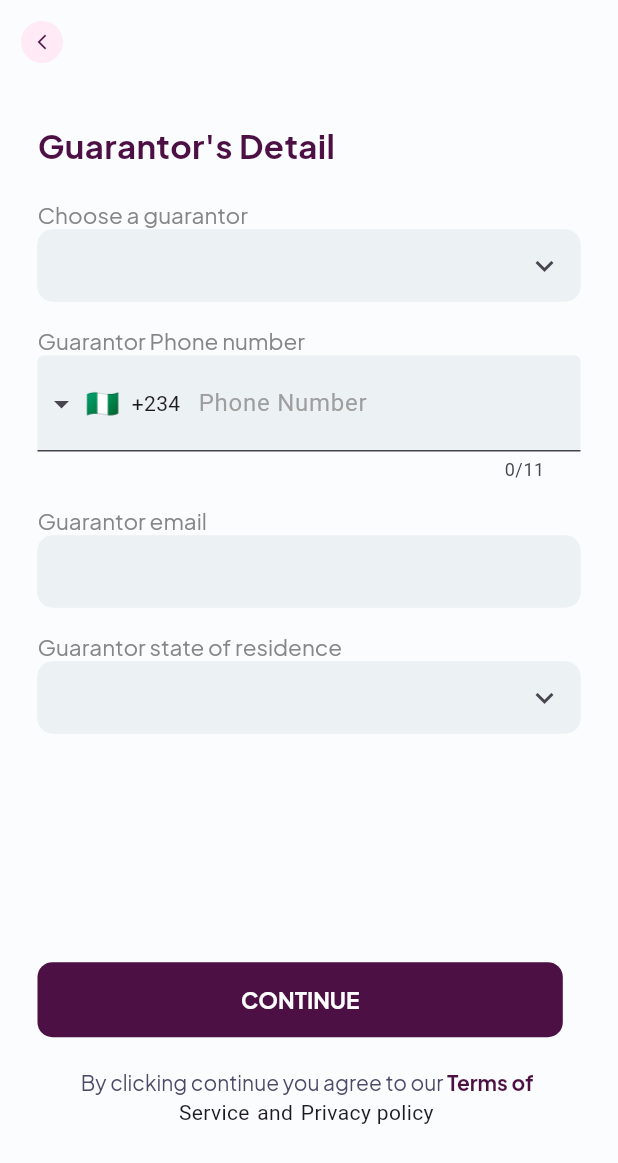
After one commit to Paralexapp/paralex-mobile, a Flutter app: the GuarantorDetail screen opened by its route, on a phone screen of 412 x 824 dp. The commit adds this screen. Shown: the top 1163 px of the screen. Run offline on Flutter 3.47's test engine with Material 3 defaults, Android fonts, the phone set to English and light mode, and no system bars; drawn by our look-alikes of intl_phone_field; our stand-ins replace email_validator, flutter_holo_date_picker, flutter_svg, get, google_fonts, smooth_page_indicator.

Commit message:
guarantor screen included

```diff
--- a/paralex/lib/main.dart
+++ b/paralex/lib/main.dart
@@ -12,6 +12,7 @@ import 'package:paralax/screens/welcomeslides/welcome.dart';
 import 'package:paralax/service_provider/controllers/user_choice_controller.dart';
 import 'package:paralax/service_provider/view/about_you/about_you.dart';
 import 'package:paralax/service_provider/view/about_you/about_you_contd.dart';
+import 'package:paralax/service_provider/view/guarantor_detail.dart';
 import 'package:paralax/service_provider/view/signup_screens/select_service_screen.dart';
 import 'package:paralax/service_provider/view/signup_screens/signup_welcome_screen.dart';
 
@@ -34,6 +35,7 @@ void main() {
       GetPage(name: Nav.tellusMoreforUsers, page: () => const MoreAboutYou()),
       GetPage(name: Nav.aboutServiceProvider, page: () => AboutYou()),
       GetPage(name: Nav.aboutServiceProviderPage2, page: () => AboutYouContd()),
+      GetPage(name: Nav.guarantorDetail, page: () =>  GuarantorDetail()),
 
     ],
     debugShowCheckedModeBanner: false,
--- a/paralex/lib/routes/navs.dart
+++ b/paralex/lib/routes/navs.dart
@@ -11,4 +11,5 @@ class Nav {
   static const tellusMoreforUsers = "/tellUsMore";
   static const aboutServiceProvider = "/aboutYou";
   static const aboutServiceProviderPage2 = "/aboutYouContd";
+  static const guarantorDetail = "/guarantorDetail";
 }
--- /dev/null
+++ b/paralex/lib/service_provider/controllers/guarantor_detail_controller.dart
@@ -0,0 +1,109 @@
+import 'package:flutter/material.dart';
+import 'package:get/get.dart';
+
+class GuarantorDetailController extends GetxController {
+  // Define controllers for each form field
+  final formKey = GlobalKey<FormState>();
+
+  final guarantorController = TextEditingController();
+  final stateController = TextEditingController();
+  final phoneController = TextEditingController();
+  final emailController = TextEditingController();
+
+  // Define reactive variables for selected values and validation states
+  var selectedOption = ''.obs;
+  var stateChoice = ''.obs;
+  var phoneNumber = ''.obs;
+
+  // Email validation regex
+  final _emailRegex = RegExp(r'^[\w-\.]+@([\w-]+\.)+[\w-]{2,4}$');
+
+  // Function to validate email format
+  bool isValidEmail(String email) {
+    return _emailRegex.hasMatch(email);
+  }
+
+  // Function to handle validation and submission
+  void validateAndSubmit() {
+    if (formKey.currentState!.validate() && phoneNumber.value.isNotEmpty) {
+      Get.snackbar("Success", "All fields are valid.");
+    } else {
+      if (phoneNumber.value.isEmpty) {
+        Get.snackbar("Error", "Please enter a valid phone number.");
+      } else {
+        Get.snackbar("Error", "Please fill all required fields.");
+      }
+    }
+  }
+
+  // Helper function to select guarantor
+  Future<void> showGuarantorDialog() async {
+    await Get.defaultDialog<String>(
+      title: "Choose an Option",
+      content: Obx(() => Column(
+        children: [
+          RadioListTile<String>(
+            title: Text("Parent"),
+            value: "Parent",
+            groupValue: selectedOption.value,
+            onChanged: (value) => selectedOption.value = value!,
+          ),
+          RadioListTile<String>(
+            title: Text("Friend"),
+            value: "Friend",
+            groupValue: selectedOption.value,
+            onChanged: (value) => selectedOption.value = value!,
+          ),
+          RadioListTile<String>(
+            title: Text("Sibling"),
+            value: "Sibling",
+            groupValue: selectedOption.value,
+            onChanged: (value) => selectedOption.value = value!,
+          ),
+        ],
+      ),
+      ),
+      textConfirm: "OK",
+      onConfirm: () {
+        if (selectedOption.value.isNotEmpty) {
+          guarantorController.text = selectedOption.value;
+        }
+        Get.back();
+      },
+    );
+  }
+
+  // Helper function to select state
+  Future<void> showNgStatesDialog() async {
+    List<String> nigeriaStates = [
+      'Abia', 'Adamawa', 'Akwa Ibom', 'Anambra', 'Bauchi', 'Bayelsa', 'Benue', 'Borno', 'Cross River',
+      'Delta', 'Ebonyi', 'Edo', 'Ekiti', 'Enugu', 'Gombe', 'Imo', 'Jigawa', 'Kaduna', 'Kano',
+      'Katsina', 'Kebbi', 'Kogi', 'Kwara', 'Lagos', 'Nasarawa', 'Niger', 'Ogun', 'Ondo',
+      'Osun', 'Oyo', 'Plateau', 'Rivers', 'Sokoto', 'Taraba', 'Yobe', 'Zamfara', 'Federal Capital Territory'
+    ];
+    nigeriaStates.sort();
+
+    String? selectedState = await Get.defaultDialog<String>(
+      title: "Choose a State in Nigeria",
+      content: SizedBox(
+        height: 300,
+        child: Obx(() => ListView(
+          children: nigeriaStates.map((state) {
+            return RadioListTile<String>(
+              title: Text(state),
+              value: state,
+              groupValue: stateChoice.value,
+              onChanged: (value) => stateChoice.value = value!,
+            );
+          }).toList(),
+        ),
+      ),
+      ),
+      textConfirm: "OK",
+      onConfirm: () {
+        stateController.text = stateChoice.value;
+        Get.back();
+      },
+    );
+  }
+}
--- a/paralex/lib/service_provider/view/about_you/about_you.dart
+++ b/paralex/lib/service_provider/view/about_you/about_you.dart
@@ -20,6 +20,7 @@ class AboutYou extends StatelessWidget {
   Widget build(BuildContext context) {
     var size = MediaQuery.of(context).size;
     return Scaffold(
+      backgroundColor: PaintColors.bgColor,
       appBar: AppBar(
         backgroundColor: PaintColors.bgColor,
         leading: IconButton(
@@ -95,6 +96,7 @@ class AboutYou extends StatelessWidget {
                       controller: controller.dateController,
                       readonly: true,
                       labelText: 'Date Of birth',
+                      hintText: 'Date Of birth',
                       validator: (value) {
                         if (value == null || value.isEmpty) {
                           return "Please select your date of birth";
--- /dev/null
+++ b/paralex/lib/service_provider/view/guarantor_detail.dart
@@ -0,0 +1,157 @@
+import 'package:flutter/material.dart';
+import 'package:get/get.dart';
+import 'package:intl_phone_field/intl_phone_field.dart';
+import 'package:paralax/service_provider/view/widgets/custom_button.dart';
+import 'package:paralax/service_provider/view/widgets/custom_text_form_field.dart';
+import '../../reusables/back_button.dart';
+import '../../reusables/fonts.dart';
+import '../../reusables/paints.dart';
+import '../controllers/guarantor_detail_controller.dart';
+
+class GuarantorDetail extends StatelessWidget {
+  final GuarantorDetailController controller = Get.put(GuarantorDetailController());
+
+  @override
+  Widget build(BuildContext context) {
+    var size = MediaQuery.of(context).size;
+    return Scaffold(
+      backgroundColor: PaintColors.bgColor,
+      appBar: AppBar(
+        backgroundColor: PaintColors.bgColor,
+        leading: IconButton(onPressed: Get.back, icon: PinkButton.backButton),
+      ),
+      body: SingleChildScrollView(
+        child: Padding(
+          padding: const EdgeInsets.all(25.0),
+          child: Form(
+            key: controller.formKey,
+            child: Column(
+              crossAxisAlignment: CrossAxisAlignment.start,
+              children: [
+                Text(
+                  "Guarantor's Detail",
+                  style: FontStyles.headingText.copyWith(
+                    color: PaintColors.paralaxpurple,
+                    fontSize: 22,
+                  ),
+                ),
+                SizedBox(height: 20),
+                Text(
+                  "Choose a guarantor",
+                  style: FontStyles.smallCapsIntro.copyWith(
+                      letterSpacing: 0, color: Color(0xFF868686), fontSize: 15),
+                ),
+                CustomTextFormField(
+                  hintText: "Parent",
+                  ontap: controller.showGuarantorDialog,
+                  suffixIcon: Icon(Icons.keyboard_arrow_down_outlined),
+                  readonly: true,
+                  controller: controller.guarantorController,
+                  validator: (value) =>
+                  value == null || value.isEmpty ? 'Please select a guarantor' : null,
+                ),
+                SizedBox(height: 15),
+                Text(
+                  "Guarantor Phone number",
+                  style: FontStyles.smallCapsIntro.copyWith(
+                      letterSpacing: 0, color: Color(0xFF868686), fontSize: 15),
+                ),
+                IntlPhoneField(
+                  decoration: InputDecoration(
+                    hintText: 'Phone Number',
+                    hintStyle: TextStyle(color: Colors.grey),
+                    filled: true,
+                    fillColor: Color(0xFFECF1F4),
+                    contentPadding: EdgeInsets.symmetric(vertical: 20.0, horizontal: 20.0),
+                  ),
+                  initialCountryCode: 'NG',
+                  onChanged: (phone) {
+                    controller.phoneNumber.value = phone.completeNumber;
+                  },
+                ),
+                SizedBox(height: 15),
+                Text(
+                  "Guarantor email",
+                  style: FontStyles.smallCapsIntro.copyWith(
+                      letterSpacing: 0, color: Color(0xFF868686), fontSize: 15),
+                ),
+                CustomTextFormField(
+                  keyboardType: TextInputType.emailAddress,
+                  hintText: "Guarantor email",
+                  controller: controller.emailController,
+                  validator: (value) {
+                    if (value == null || value.isEmpty) {
+                      return 'Please enter an email address';
+                    } else if (!controller.isValidEmail(value)) {
+                      return 'Please enter a valid email address';
+                    }
+                    return null;
+                  },
+                ),
+                SizedBox(height: 15),
+                Text(
+                  "Guarantor state of residence",
+                  style: FontStyles.smallCapsIntro.copyWith(
+                      letterSpacing: 0, color: Color(0xFF868686), fontSize: 15),
+                ),
+                CustomTextFormField(
+                  hintText: "Lagos",
+                  readonly: true,
+                  suffixIcon: Icon(Icons.keyboard_arrow_down_outlined),
+                  ontap: controller.showNgStatesDialog,
+                  controller: controller.stateController,
+                  validator: (value) =>
+                  value == null || value.isEmpty ? 'Please select a state' : null,
+                ),
+                SizedBox(height: size.height * 0.185),
+                CustomButton(
+                  desiredWidth: 0.85,
+                  buttonText: "CONTINUE",
+                  buttonColor: PaintColors.paralaxpurple,
+                  ontap: controller.validateAndSubmit,
+                ),
+                const SizedBox(height: 20),
+                Center(
+                  child: Column(
+                    children: [
+                      Row(
+                        mainAxisAlignment: MainAxisAlignment.center,
+                        children: [
+                          Text(
+                            "By clicking continue you agree to our ",
+                            style: FontStyles.smallCapsIntro.copyWith(
+                                letterSpacing: 0,
+                                color: PaintColors.generalTextsm,
+                                fontSize: 14),
+                          ),
+                          Text(
+                            "Terms of ",
+                            style: FontStyles.smallCapsIntro.copyWith(
+                                letterSpacing: 0,
+                                fontWeight: FontWeight.bold,
+                                color: PaintColors.paralaxpurple,
+                                fontSize: 14),
+                          ),
+                        ],
+                      ),
+                      const Row(
+                        mainAxisAlignment: MainAxisAlignment.center,
+                        children: [
+                          Text("Service"),
+                          SizedBox(width: 5),
+                          Text("and"),
+                          SizedBox(width: 5),
+                          Text("Privacy policy "),
+                        ],
+                      ),
+                    ],
+                  ),
+                ),
+              ],
+            ),
+          ),
+        ),
+      ),
+    );
+  }
+}
--- a/paralex/lib/service_provider/view/widgets/custom_text_form_field.dart
+++ b/paralex/lib/service_provider/view/widgets/custom_text_form_field.dart
@@ -4,7 +4,6 @@ class CustomTextFormField extends StatelessWidget {
   final String hintText;
   final String labelText;
   final TextStyle? textStyle;
-  final InputDecoration? decoration;
   final TextInputType keyboardType;
   final bool obscureText;
   final Function(String)? onChanged;
@@ -18,10 +17,9 @@ class CustomTextFormField extends StatelessWidget {
 
   CustomTextFormField({
     Key? key,
-    this.hintText = '',
+    required this.hintText,
     this.labelText = '',
     this.textStyle,
-    this.decoration,
     this.keyboardType = TextInputType.text,
     this.obscureText = false,
     this.onChanged,
@@ -36,7 +34,9 @@ class CustomTextFormField extends StatelessWidget {
 
   @override
   Widget build(BuildContext context) {
-    return TextFormField(
+    return Stack(
+      children: [
+        TextFormField(
           controller: controller,
           style: textStyle ?? TextStyle(color: Colors.black),
           keyboardType: keyboardType,
@@ -47,23 +47,19 @@ class CustomTextFormField extends StatelessWidget {
           onTap: ontap,
           enabled: enabled,
           autovalidateMode: AutovalidateMode.onUserInteraction,
-      decoration: decoration ??
-          InputDecoration(
-            hintText: hintText,
-            hintStyle: TextStyle(color: Colors.grey),
+          decoration: InputDecoration(
             labelText: labelText,
             labelStyle: TextStyle(color: Colors.grey),
             filled: true,
-            fillColor: (enabled ?? true) ? Color(0xFFECF1F4):Color(0x70ECF1F4),
-            contentPadding:
-            const EdgeInsets.symmetric(vertical: 10.0, horizontal: 20.0),
+            fillColor: (enabled ?? true) ? Color(0xFFECF1F4) : Color(0x70ECF1F4),
+            contentPadding: const EdgeInsets.symmetric(vertical: 10.0, horizontal: 20.0),
             enabledBorder: const OutlineInputBorder(
               borderRadius: BorderRadius.all(Radius.circular(10.0)),
               borderSide: BorderSide(color: Color(0xFFECF1F4)),
             ),
             disabledBorder: const OutlineInputBorder(
               borderRadius: BorderRadius.all(Radius.circular(10.0)),
-              borderSide: BorderSide(color: Color(0x10ECF1F4),),
+              borderSide: BorderSide(color: Color(0x10ECF1F4)),
             ),
             focusedBorder: const OutlineInputBorder(
               borderSide: BorderSide(color: Color(0xFF4C1044), width: 2.0),
@@ -76,6 +72,18 @@ class CustomTextFormField extends StatelessWidget {
             )
                 : null,
           ),
+        ),
+        // Placeholder text overlay
+        // if ((controller?.text.isEmpty ?? true))
+        //   Positioned(
+        //     left: 20,
+        //     top: 12,
+        //     child: Text(
+        //       hintText,
+        //       style: TextStyle(color: Color(0x608C8CA1), fontSize: 16),
+        //     ),
+        //   ),
+      ],
     );
   }
 }
```
Also changed, not shown: paralex/lib/service_provider/view/about_you/about_you_contd.dart (+16 -11 lines), paralex/lib/service_provider/view/bank_info.dart (added). Lines whose indentation alone changed are shown as unchanged.
